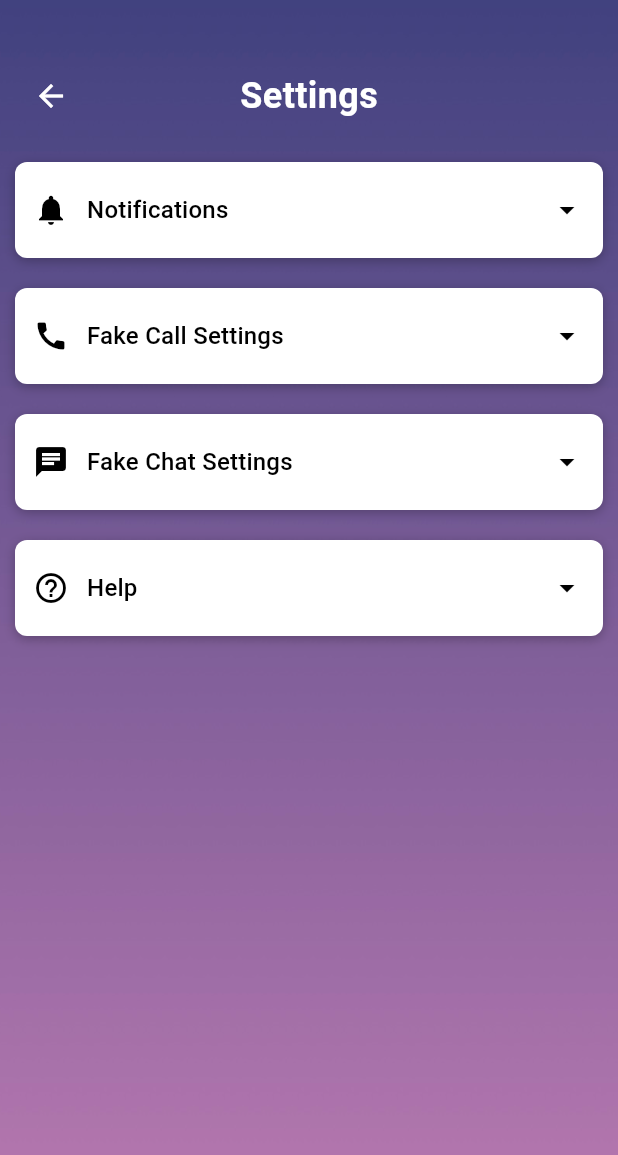
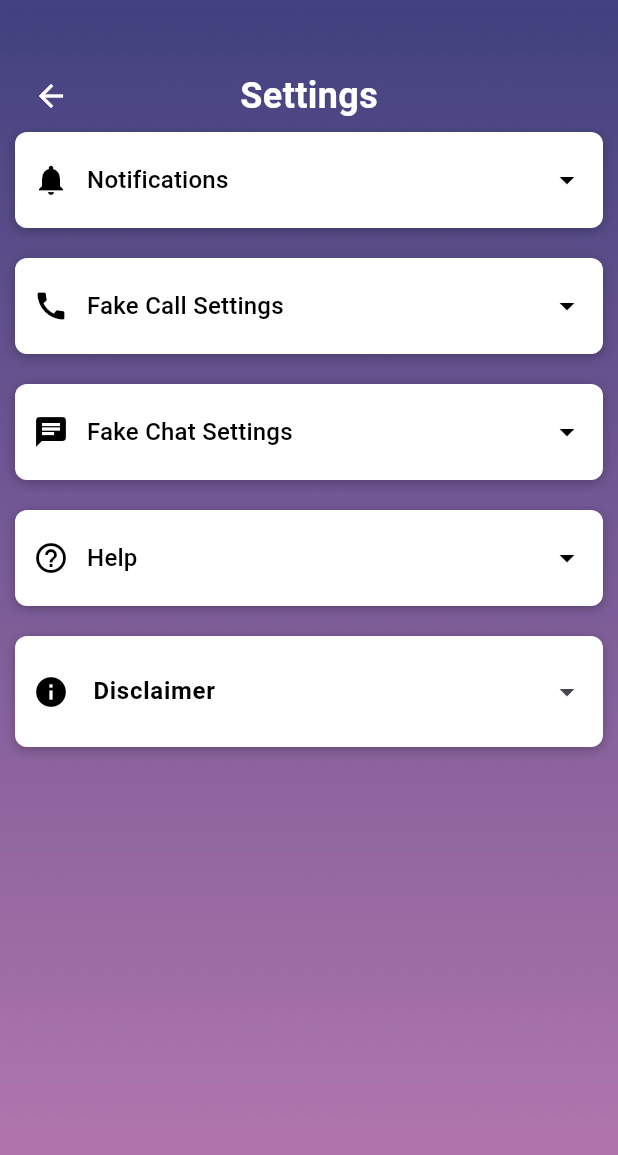
Before and after one commit to CarolinaZRM/CosmicComfort, a Flutter app: the SettingsPage screen opened directly, on a phone screen of 412 x 824 dp. Shown: the top 1155 px of the screen. Run offline on Flutter 3.47's test engine with Material 3 defaults, Android fonts, the phone set to English and light mode, and no system bars.

Commit message:
Added_Disclaimer

```diff
--- a/lib/pages/SettingsPage.dart
+++ b/lib/pages/SettingsPage.dart
@@ -13,12 +13,15 @@ class _SettingsPageState extends State<SettingsPage> {
   String? selectedFakeCallSetting = 'Fake Call Settings';
   String? selectedFakeChatSetting = 'Fake Chat Settings';
   String? selectedHelp = 'Help';
-
+  String? selectedDisclaimer = 'Disclaimer';
   // Dropdown options
   final List<String> notificationOptions = ['Notifications', 'Enabled', 'Disabled'];
   final List<String> fakeCallOptions = ['Fake Call Settings', 'Silent', 'Ringing'];
   final List<String> fakeChatOptions = ['Fake Chat Settings', 'Enabled', 'Disabled'];
   final List<String> helpOptions = ['Help', 'FAQ', 'Contact Support'];
+  final List<String> disclaimerOptions = ['Disclaimer'];
+
+  final String disclaimerText = "This app is intended for general informational and wellness purposes only and is not a substitute for professional psychiatric or psychological help. It should not be used as a replacement for diagnosis, treatment, or therapy for depression, anxiety, or any other mental health conditions. If you are experiencing symptoms of depression, anxiety, or any mental health crisis, please consult a licensed mental health professional. In case of an emergency, contact your local emergency services immediately.";
 
   @override
   Widget build(BuildContext context) {
@@ -60,8 +63,11 @@ class _SettingsPageState extends State<SettingsPage> {
                     const SizedBox(width: 48), // To balance the row
                   ],
                 ),
-                const SizedBox(height: 20),
-
+                Expanded(
+                  child: SingleChildScrollView(
+                    child: Column(
+                      crossAxisAlignment: CrossAxisAlignment.start,
+                      children: [
                         // Notifications Dropdown
                         buildDropdownMenu(
                           context,
@@ -123,6 +129,90 @@ class _SettingsPageState extends State<SettingsPage> {
                             });
                           },
                         ),
+
+                        const SizedBox(height: 20),
+
+                        buildDisclaimer(context,
+                          icon: Icons.info,
+                          label: 'Disclaimer',
+                        )
+                      ],
+                    ),
+                  )
+                ),
+                //const SizedBox(height: 20),
+
+                // // Notifications Dropdown
+                // buildDropdownMenu(
+                //   context,
+                //   icon: Icons.notifications,
+                //   label: 'Notifications',
+                //   value: selectedNotification,
+                //   items: notificationOptions,
+                //   onChanged: (newValue) {
+                //     setState(() {
+                //       selectedNotification = newValue;
+                //     });
+                //   },
+                // ),
+
+                // const SizedBox(height: 20),
+
+                // // Fake Call Settings Dropdown
+                // buildDropdownMenu(
+                //   context,
+                //   icon: Icons.call,
+                //   label: 'Fake Call Settings',
+                //   value: selectedFakeCallSetting,
+                //   items: fakeCallOptions,
+                //   onChanged: (newValue) {
+                //     setState(() {
+                //       selectedFakeCallSetting = newValue;
+                //     });
+                //   },
+                // ),
+
+                // const SizedBox(height: 20),
+
+                // // Fake Chat Settings Dropdown
+                // buildDropdownMenu(
+                //   context,
+                //   icon: Icons.chat,
+                //   label: 'Fake Chat Settings',
+                //   value: selectedFakeChatSetting,
+                //   items: fakeChatOptions,
+                //   onChanged: (newValue) {
+                //     setState(() {
+                //       selectedFakeChatSetting = newValue;
+                //     });
+                //   },
+                // ),
+
+                // const SizedBox(height: 20),
+
+                // // Help Dropdown
+                // buildDropdownMenu(
+                //   context,
+                //   icon: Icons.help_outline,
+                //   label: 'Help',
+                //   value: selectedHelp,
+                //   items: helpOptions,
+                //   onChanged: (newValue) {
+                //     setState(() {
+                //       selectedHelp = newValue;
+                //     });
+                //   },
+                // ),
+
+                // const SizedBox(height: 20),
+
+                // buildDisclaimer(context,
+                //   icon: Icons.warning,
+                //   label: 'Disclaimer',
+                //   onChanged: (dummy){
+                //   },
+                // )
+
               ],
             ),
           ),
@@ -130,6 +220,59 @@ class _SettingsPageState extends State<SettingsPage> {
       ),
     );
   }
+
+  Widget buildDisclaimer(BuildContext context, {
+    required IconData icon,
+    required String label,
+  }) {
+    return Container(
+      padding: const EdgeInsets.symmetric(horizontal: 12.0, vertical: 8.0),
+      decoration: BoxDecoration(
+        color: Colors.white, // White background for the dropdown box
+        borderRadius: BorderRadius.circular(8.0), // Rounded corners
+        boxShadow: const [
+          BoxShadow(
+            color: Colors.black26, // Shadow for a floating effect
+            blurRadius: 6.0,
+            offset: Offset(0, 2),
+          ),
+        ],
+      ),
+      child: Row(
+        crossAxisAlignment: CrossAxisAlignment.center,
+        children: [
+          Expanded(
+            child: ExpansionTile(
+              leading: Icon(icon, color: Colors.black),
+              tilePadding: EdgeInsets.zero,
+              title: Text(
+                label,
+                style: TextStyle(
+                  fontWeight: FontWeight.bold,
+                  color: Color.fromARGB(255, 0, 0, 0),
+                ),
+              ),
+              trailing: Icon(Icons.arrow_drop_down),
+              children: [
+                Padding(
+                  padding: const EdgeInsets.all(16.0),
+                  child: SingleChildScrollView(
+                    child: Text(
+                      disclaimerText,
+                      style: TextStyle(color: Colors.black87),
+                    ),
+                  ),
+                ),
+              ],
+            ),
+          ),
+        ]
+      )
+    );
+  }
+
+
+
 
   // Helper method to build each dropdown menu with a white box
   Widget buildDropdownMenu(BuildContext context, {
```
Lines whose indentation alone changed are shown as unchanged.
